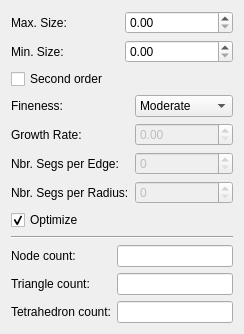
southseact-3d/fcd, file src/Mod/Fem/Gui/TaskTetParameter.ui: the form before one commit.
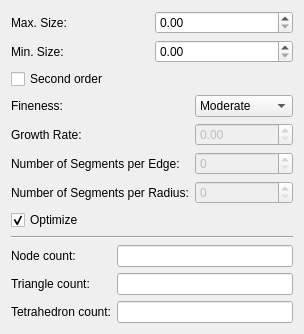
The form after the commit.

The edit to the form file:
```diff
--- a/src/Mod/Fem/Gui/TaskTetParameter.ui
+++ b/src/Mod/Fem/Gui/TaskTetParameter.ui
@@ -126,7 +126,7 @@
      <item row="2" column="0">
       <widget class="QLabel" name="label_4">
        <property name="text">
-        <string>Nbr. Segs per Edge:</string>
+        <string>Number of Segments per Edge:</string>
        </property>
       </widget>
      </item>
@@ -143,7 +143,7 @@
      <item row="3" column="0">
       <widget class="QLabel" name="label_5">
        <property name="text">
-        <string>Nbr. Segs per Radius:</string>
+        <string>Number of Segments per Radius:</string>
        </property>
       </widget>
      </item>
```
